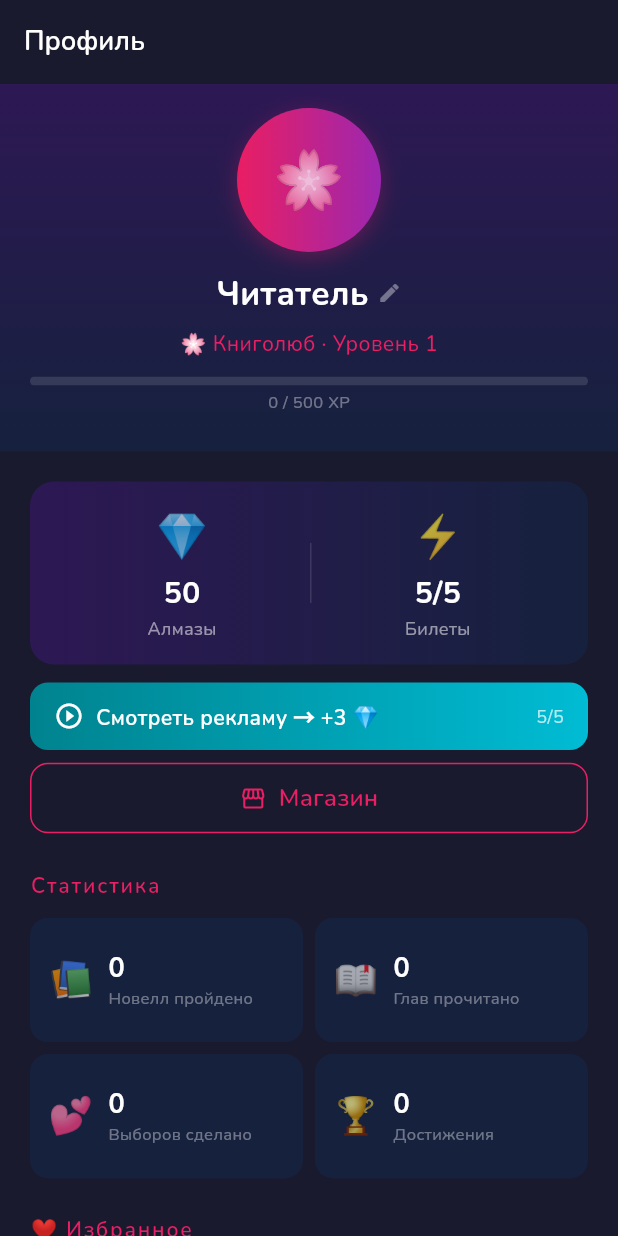
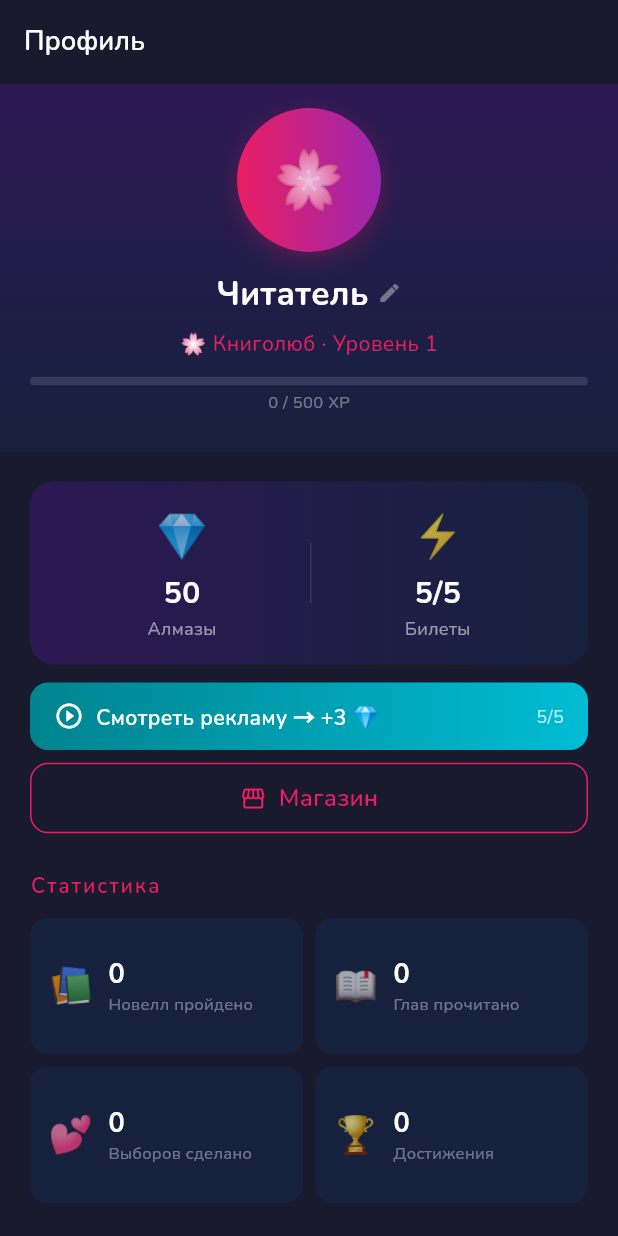
Before and after one commit to Ovilord1992/LoveLore, a Flutter app: the ProfileScreen screen opened directly, on a phone screen of 412 x 824 dp. Run offline on Flutter 3.47's test engine with Material 3 defaults, Android fonts, the phone set to English and light mode, and no system bars; our stand-ins replace equatable, flutter_riverpod, google_fonts, google_mobile_ads, google_sign_in, hive_flutter and 3 more; accounts and stored records are empty; network calls fail.

Commit message:
Fix profile stat grid overflow on small screens
- Reduce childAspectRatio from 2.2 to 2.0 for taller stat cards
- Add mainAxisSize: MainAxisSize.min to inner Column

Fixes: RenderFlex overflowed by 11px at profile_screen.dart:528

Co-authored-by: Copilot <223556219+Copilot@users.noreply.github.com>

```diff
--- a/client/lib/screens/profile_screen.dart
+++ b/client/lib/screens/profile_screen.dart
@@ -512,7 +512,7 @@ class _StatGrid extends StatelessWidget {
       physics: const NeverScrollableScrollPhysics(),
       mainAxisSpacing: 8,
       crossAxisSpacing: 8,
-      childAspectRatio: 2.2,
+      childAspectRatio: 2.0,
       children: stats.map((s) {
         return Container(
           padding: const EdgeInsets.all(12),
@@ -528,6 +528,7 @@ class _StatGrid extends StatelessWidget {
                 child: Column(
                   crossAxisAlignment: CrossAxisAlignment.start,
                   mainAxisAlignment: MainAxisAlignment.center,
+                  mainAxisSize: MainAxisSize.min,
                   children: [
                     Text(s.value,
                         style: const TextStyle(
```
